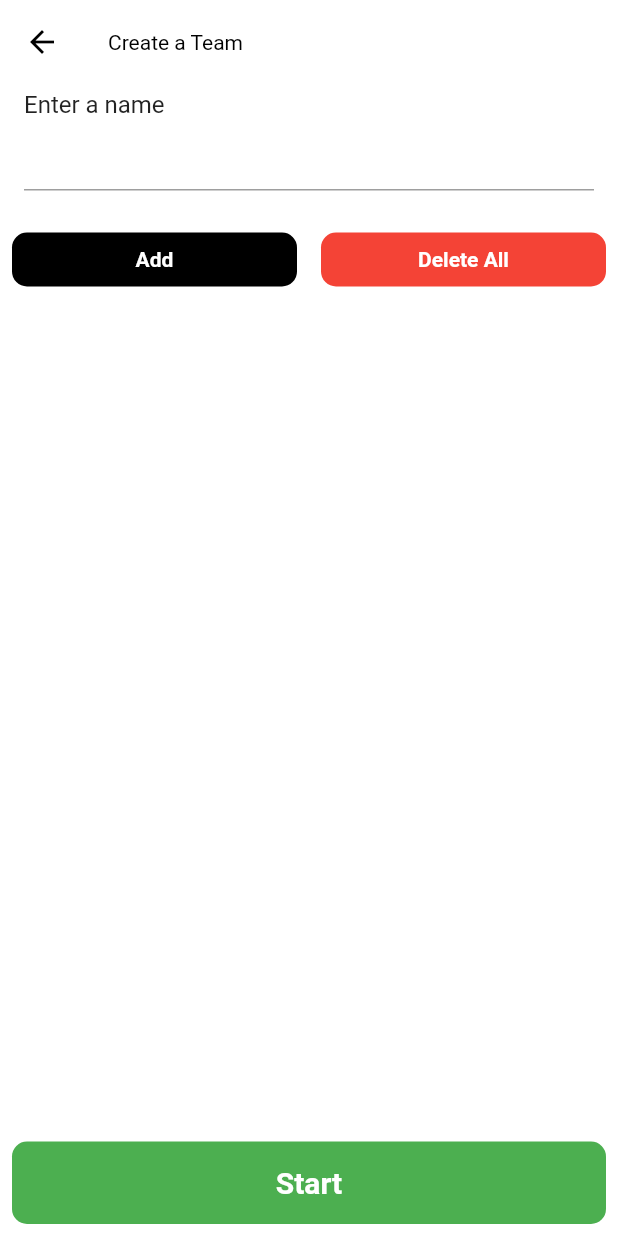
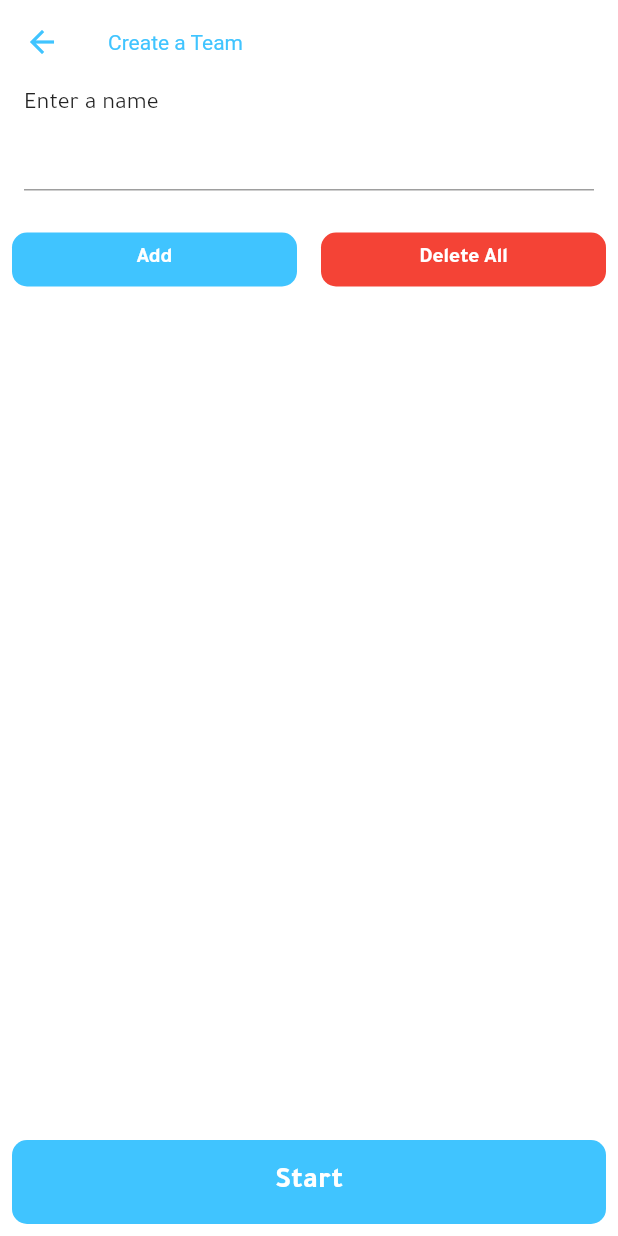
Before and after one commit to eslamelezaby98/trivia_app, a Flutter app: the TeamScreen screen opened by its route, on a phone screen of 412 x 824 dp. Run offline on Flutter 3.47's test engine with Material 2 defaults, Android fonts, the phone set to English and light mode, and no system bars; our stand-ins replace audioplayers, flutter_fortune_wheel.

Commit message:
add font

```diff
--- a/lib/config/app_theme/app_color.dart
+++ b/lib/config/app_theme/app_color.dart
@@ -2,6 +2,6 @@ import 'package:flutter/material.dart';
 
 class AppColor {
   static const Color mainColor = Colors.white;
-  static const Color secondColor = Colors.black;
-  static const Color thereColor = Colors.green;
+  static const Color secondColor = Colors.lightBlueAccent;
+  static const Color thereColor = Colors.black;
 }
--- a/lib/config/app_theme/app_theme.dart
+++ b/lib/config/app_theme/app_theme.dart
@@ -4,6 +4,7 @@ import 'package:trivia_app/config/app_theme/app_color.dart';
 class AppTheme {
   static ThemeData getMainTheme() {
     return ThemeData(
+      fontFamily: "Tajawal",
       scaffoldBackgroundColor: AppColor.mainColor,
       appBarTheme: const AppBarTheme(
         backgroundColor: AppColor.mainColor,
--- a/lib/views/team_screen/team_screen.dart
+++ b/lib/views/team_screen/team_screen.dart
@@ -80,7 +80,7 @@ class TeamScreen extends StatelessWidget {
           ),
           SafeArea(
             child: BuildSubmitButton(
-              btnColor: AppColor.thereColor,
+              btnColor: AppColor.secondColor,
               text: "Start",
               onTap: () {
                 if (teamController.teamList.isNotEmpty) {
```
Also changed, not shown: lib/views/game_screen/game_screen.dart (+14 -7 lines), lib/views/random_questions/random_question_widget.dart (added, +85 -0 lines), lib/views/random_questions/random_questions_screen.dart (+2 -77 lines), pubspec.yaml (+11 -5 lines), assets/fonts/Tajawal-Black.ttf (added), assets/fonts/Tajawal-Bold.ttf (added), assets/fonts/Tajawal-ExtraBold.ttf (added), assets/fonts/Tajawal-ExtraLight.ttf (added), assets/fonts/Tajawal-Light.ttf (added), assets/fonts/Tajawal-Medium.ttf (added), assets/fonts/Tajawal-Regular.ttf (added).
